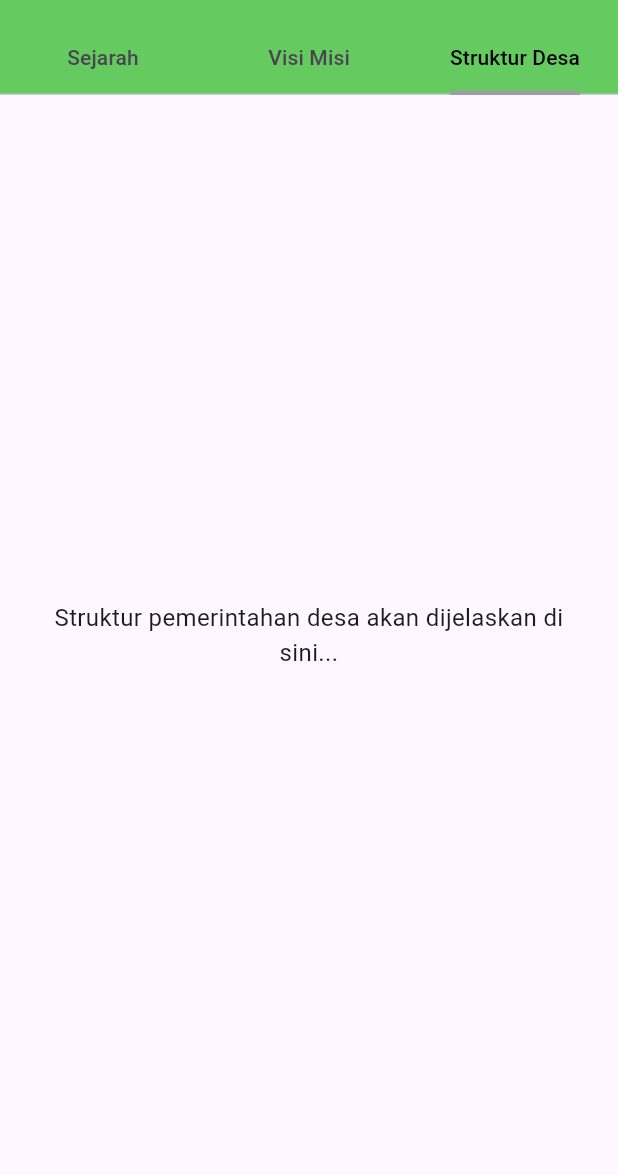
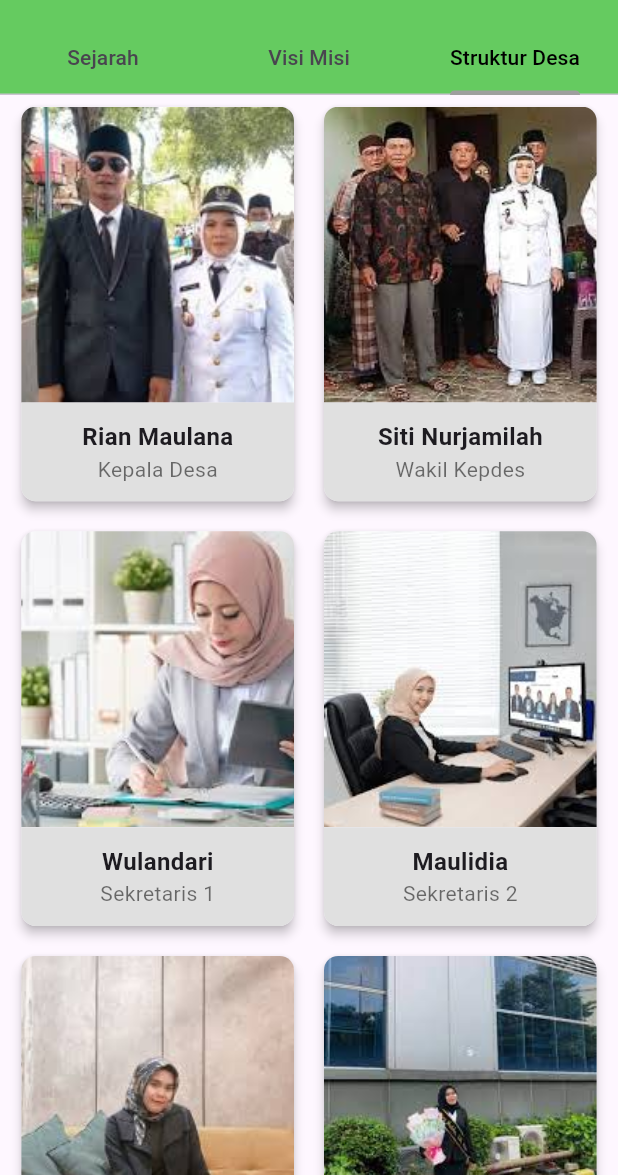
Before and after one commit to alapolaa/sipedes, a Flutter app: the ProfileDesa screen opened directly, tab 3 chosen, on a phone screen of 412 x 824 dp, the part 61-1236 px from its top. Run offline on Flutter 3.47's test engine with Material 3 defaults, Android fonts, the phone set to English and light mode, and no system bars; our stand-ins replace carousel_slider, flutter_screenutil, flutter_spinkit, persistent_bottom_nav_bar.

Commit message:
profile desa selesai

```diff
--- a/lib/data/theme/app_font.dart
+++ b/lib/data/theme/app_font.dart
@@ -50,6 +50,10 @@ class AppFont {
     fontSize: 10,
     fontWeight: FontWeight.w400,
   );
+  static const TextStyle  nambelas = TextStyle(
+    fontSize: 16,
+    fontWeight: FontWeight.w400,
+  );
 
 
 }
--- a/lib/data/theme/img_string.dart
+++ b/lib/data/theme/img_string.dart
@@ -21,7 +21,7 @@ class ImgString {
   static const String kepdes ='assets/images/kepdes.jpeg';
   static const String wakil ='assets/images/wakil.jpeg';
   static const String sekretaris1 ='assets/images/sekretaris1.jpeg';
-  static const String sekretaris2 ='assets/images/sekretaris1.jpeg';
+  static const String sekretaris2 ='assets/images/sekretaris2.jpeg';
   static const String bendahara1 ='assets/images/ben1.jpeg';
   static const String bendahara2 ='assets/images/ben2.jpeg';
 
--- a/lib/profile_desa/profile_desa.dart
+++ b/lib/profile_desa/profile_desa.dart
@@ -33,10 +33,10 @@ class ProfileDesa extends StatelessWidget {
             ],
           ),
         ),
-        body: const TabBarView(
+        body: TabBarView(
           children: [
-            SejarahView(),
-            VisiMisiView(),
+            const SejarahView(),
+            const VisiMisiView(),
             StrukturDesaView(),
           ],
         ),
--- a/lib/profile_desa/struktur_desa/struktur_desa.dart
+++ b/lib/profile_desa/struktur_desa/struktur_desa.dart
@@ -1,18 +1,130 @@
-import 'package:flutter/cupertino.dart';
+import 'package:flutter/material.dart';
+import 'package:flutter_screenutil/flutter_screenutil.dart';
+import 'package:sipedes/data/extension/extension.dart';
+import 'package:sipedes/data/theme/theme.dart';
+import 'package:sipedes/footer.dart';
+
+import '../../data/theme/app_dimen.dart';
 
 class StrukturDesaView extends StatelessWidget {
-  const StrukturDesaView({super.key});
+   StrukturDesaView({super.key});
+
+  // Daftar data orang
+  final List<Map<String, String>> people = const [
+    {
+      "image":ImgString.kepdes,
+      "name": "Rian Maulana",
+      "position": "Kepala Desa",
+    },
+    {
+      "image":ImgString.wakil,
+      "name": "Siti Nurjamilah",
+      "position": "Wakil Kepdes",
+    },
+    {
+      "image":ImgString.sekretaris1,
+      "name": "Wulandari",
+      "position": "Sekretaris 1",
+    },
+    {
+      "image":ImgString.sekretaris2,
+      "name": "Maulidia",
+      "position": "Sekretaris 2",
+    },
+    {
+      "image":ImgString.bendahara1,
+      "name": "Kagura",
+      "position": "Bendahara1",
+    },
+    {
+      "image":ImgString.bendahara2,
+      "name": "Selena",
+      "position": "Bendahara2",
+    },
+
+  ];
 
   @override
   Widget build(BuildContext context) {
-    return const Center(
-      child: Padding(
-        padding: EdgeInsets.all(16.0),
-        child: Text(
-          'Struktur pemerintahan desa akan dijelaskan di sini...',
-          textAlign: TextAlign.center,
-          style: TextStyle(fontSize: 16),
-        ),
+    return SingleChildScrollView(
+      child: Column(
+        children: [
+          Padding(
+            padding: EdgeInsets.symmetric(
+              horizontal: AppDimen.w10,
+              vertical: AppDimen.h4,
+            ),
+            child: GridView.builder(
+              shrinkWrap: true,
+              physics: const NeverScrollableScrollPhysics(),
+              gridDelegate: const SliverGridDelegateWithFixedCrossAxisCount(
+                crossAxisCount: 2,
+                crossAxisSpacing: 12.0,
+                mainAxisSpacing: 12.0,
+                childAspectRatio: 0.7,
+              ),
+              itemCount: people.length,
+              itemBuilder: (context, index) {
+                final person = people[index];
+                return Card(
+                  shape: RoundedRectangleBorder(
+                    borderRadius: BorderRadius.circular(10.sp),
+                  ),
+                  elevation: 3,
+                  child: Column(
+                    crossAxisAlignment: CrossAxisAlignment.stretch,
+                    children: [
+                      Expanded(
+                        flex: 3,
+                        child: ClipRRect(
+                          borderRadius: BorderRadius.vertical(
+                            top: Radius.circular(10.sp),
+                          ),
+                          child: Image.asset(
+                            person["image"]!,
+                            fit: BoxFit.cover,
+                          ),
+                        ),
+                      ),
+                      Expanded(
+                        flex: 1,
+                        child: Container(
+                          decoration: BoxDecoration(
+                            color: Colors.grey[300],
+                            borderRadius: BorderRadius.vertical(
+                              bottom: Radius.circular(10.sp),
+                            ),
+                          ),
+                          child: Column(
+                            mainAxisAlignment: MainAxisAlignment.center,
+                            children: [
+                              Text(
+                                person["name"]!,
+                                style: const TextStyle(
+                                  fontSize: 16.0,
+                                  fontWeight: FontWeight.bold,
+                                ),
+                              ),
+                              Text(
+                                person["position"]!,
+                                style: const TextStyle(
+                                  fontSize: 14.0,
+                                  color: Colors.black54,
+                                ),
+                              ),
+                            ],
+                          ),
+                        ),
+                      ),
+                    ],
+                  ),
+                );
+              },
+            ),
+          ),
+          50.0.height,
+          FooterScreen()
+        ],
       ),
     );
   }
--- a/lib/profile_desa/visimisi/visimisi.dart
+++ b/lib/profile_desa/visimisi/visimisi.dart
@@ -1,19 +1,46 @@
 import 'package:flutter/cupertino.dart';
+import 'package:flutter_screenutil/flutter_screenutil.dart';
+import 'package:sipedes/data/extension/extension.dart';
+import 'package:sipedes/data/theme/theme.dart';
+import 'package:sipedes/footer.dart';
 
 class VisiMisiView extends StatelessWidget {
   const VisiMisiView({super.key});
 
   @override
   Widget build(BuildContext context) {
-    return const Center(
-      child: Padding(
-        padding: EdgeInsets.all(16.0),
-        child: Text(
-          'Visi dan Misi desa akan dijelaskan di sini...',
-          textAlign: TextAlign.center,
-          style: TextStyle(fontSize: 16),
+    return Column(
+      children: [
+        Expanded(
+          child: SingleChildScrollView(
+            child: Padding(
+              padding: EdgeInsets.symmetric(horizontal: 20.w),
+              child: Column(
+                crossAxisAlignment: CrossAxisAlignment.start,
+                children: [
+                  6.0.height,
+                  Text("Visi", style: AppFont.nambelas),
+                  6.0.height,
+                  Text(
+                    "Visi visi Visi visi Visi visi Visi visi Visi visi Visi visi Visi visi Visi visi Visi visi Visi visi...",
+                    style: AppFont.duabelas,
+                  ),
+                  20.0.height,
+                  Text("Misi", style: AppFont.nambelas),
+                  6.0.height,
+                  Text(
+                    "Misi misi Misi misi Misi misi Misi misi Misi misi Misi misi Misi misi Misi misi...",
+                    style: AppFont.duabelas,
+                  ),
+                  20.0.height,
+
+                ],
+              ),
+            ),
+          ),
         ),
-      ),
+        FooterScreen(), // Tetap di bawah layar
+      ],
     );
   }
 }
```
